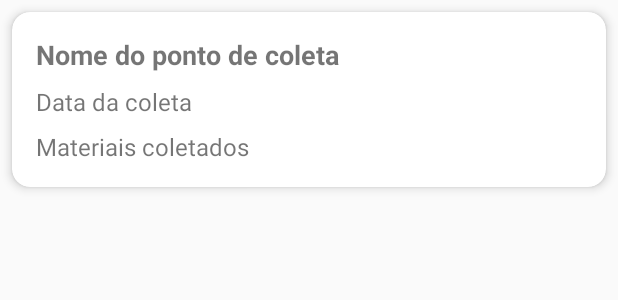
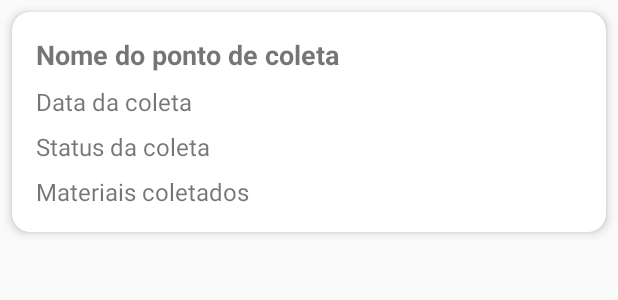
Before and after one commit to WagnerScherer/App-ReciclaAi, an Android app: the layout activity_item_historico.xml on its own in the app's theme, with its tools: preview values and no code run, on a phone screen of 412 x 824 dp. Shown: the top 300 px of the screen. Run offline under Robolectric (Android 15) with nearby library versions, the phone set to English and light mode, and no system bars.

Commit message:
Commit referente a inclusão do campo status da coleta no histórico de coleta do usuário.

```diff
--- a/app/src/main/java/com/wagner/reciclaai/Util/HistoricoActivity.java
+++ b/app/src/main/java/com/wagner/reciclaai/Util/HistoricoActivity.java
@@ -126,6 +126,11 @@ public class HistoricoActivity extends AppCompatActivity {
                                 historico.setTipoMaterial(new ArrayList<>());
                             }
 
+                            //recuperar o ststus_agendamento
+                            Long statusLong = document.getLong("status_agendamento");
+                            int statusAgendamento = (statusLong != null) ? statusLong.intValue() : 0;
+                            historico.setStatusAgendamento(statusAgendamento);
+
                             historicoList.add(historico);
                             Log.d("HistoricoActivity", "Documento adicionado: " + document.getId());
                         } catch (Exception e) {
--- a/app/src/main/res/layout/activity_item_historico.xml
+++ b/app/src/main/res/layout/activity_item_historico.xml
@@ -30,6 +30,14 @@
             android:textSize="16sp"/>
 
         <TextView
+            android:id="@+id/statusColeta"
+            android:layout_width="match_parent"
+            android:layout_height="wrap_content"
+            android:text="Status da coleta"
+            android:layout_marginTop="8dp"
+            android:textSize="16sp"/>
+
+        <TextView
             android:id="@+id/materiaisColetados"
             android:layout_width="match_parent"
             android:layout_height="wrap_content"
```
Also changed, not shown: app/src/main/java/com/wagner/reciclaai/adapter/HistoricoAdapter.java (+21 -2 lines), app/src/main/java/com/wagner/reciclaai/model/Historico.java (+10 -0 lines).
